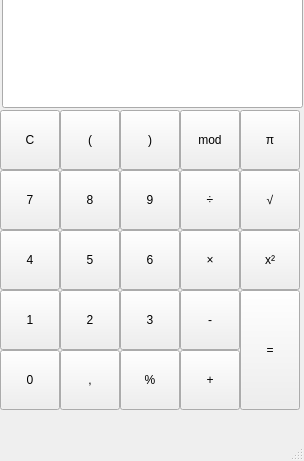
Old version of the form mainwindow.ui in the repository Fenixs8973/Calculator.
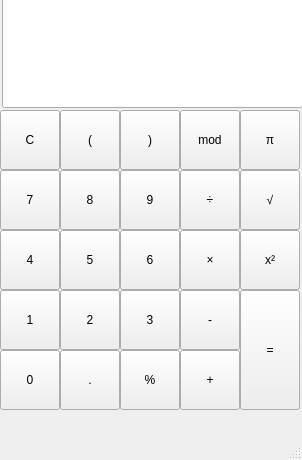
New version of the form.

The edit to the form file:
```diff
--- a/mainwindow.ui
+++ b/mainwindow.ui
@@ -6,8 +6,8 @@
    <rect>
     <x>0</x>
     <y>0</y>
-    <width>304</width>
-    <height>461</height>
+    <width>302</width>
+    <height>460</height>
    </rect>
   </property>
   <property name="windowTitle">
@@ -259,7 +259,7 @@
      </rect>
     </property>
     <property name="text">
-     <string>,</string>
+     <string>.</string>
     </property>
    </widget>
    <widget class="QPushButton" name="Button_PI">
```
Left out of the diff: 2 changed lines with no effect on the pictures.
